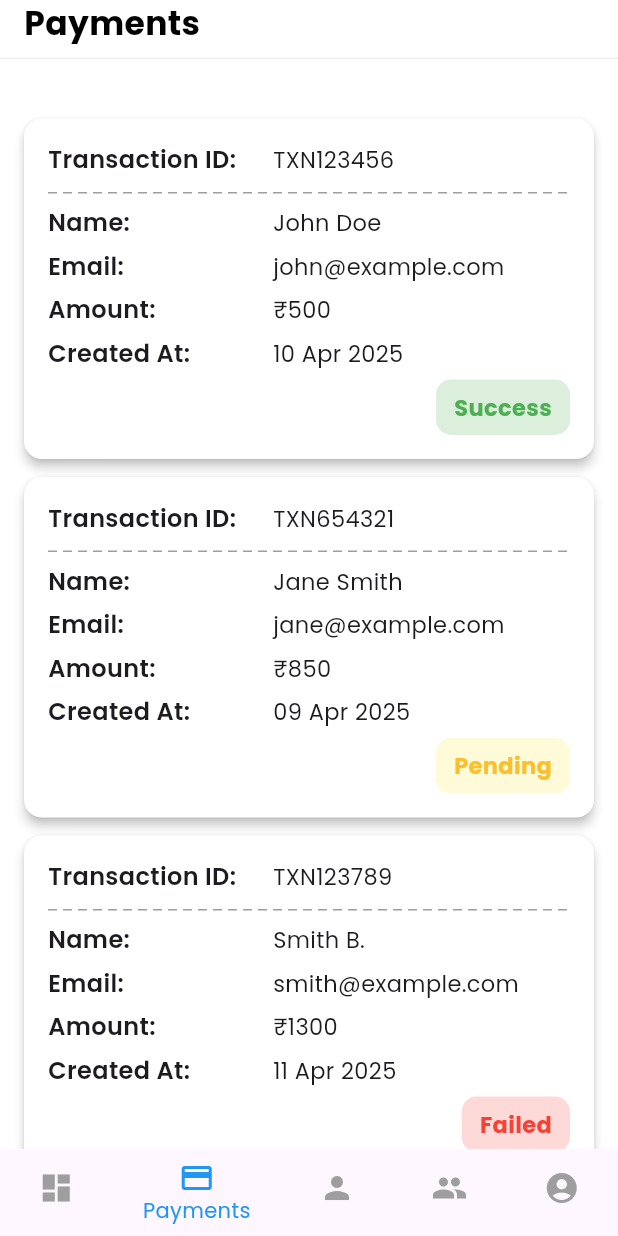
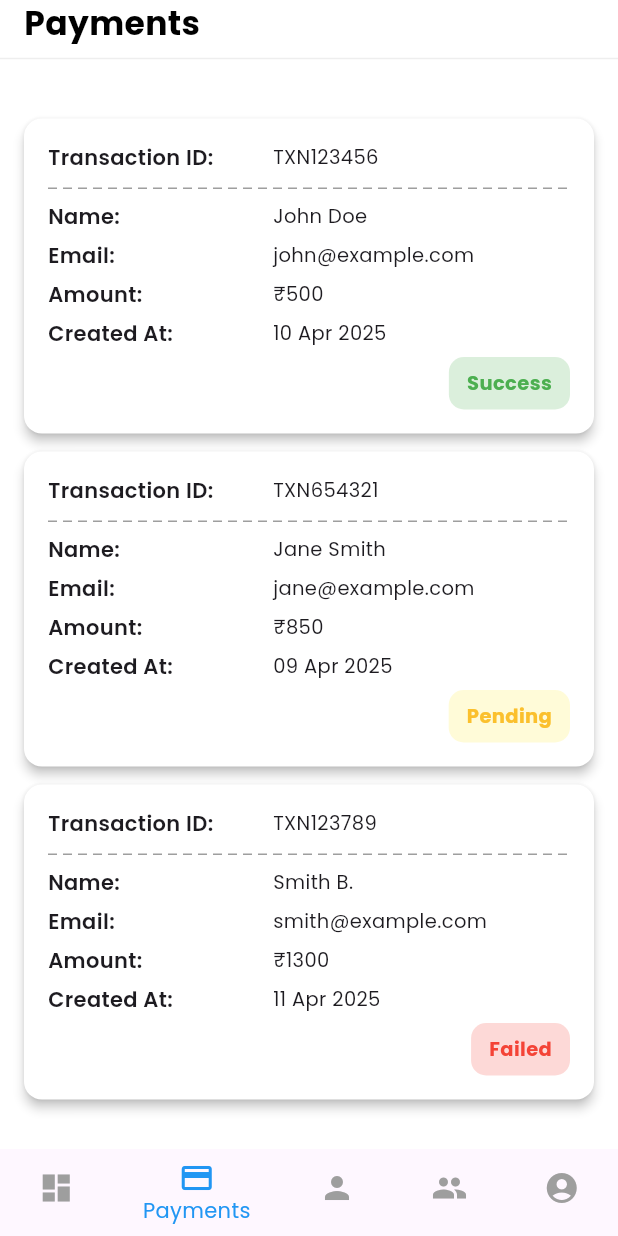
Before and after one commit to kratika0724/kratikaQT, a Flutter app: the screen it shows after launch, swiped to page 2, on a phone screen of 412 x 824 dp. Run offline on Flutter 3.47's test engine with Material 3 defaults, Android fonts, the light colour scheme and no system bars; drawn by our look-alikes of dotted_line; our stand-ins replace google_fonts, logger, shared_preferences.

Commit message:
fonts change

```diff
--- a/lib/screens/payments_screen.dart
+++ b/lib/screens/payments_screen.dart
@@ -103,7 +103,7 @@ class PaymentsScreen extends StatelessWidget {
                                   child: Text(
                                       "${payment['status']}",
                                     style: TextStyle(
-                                      fontSize: 15,fontWeight: FontWeight.bold,color: payment['status'] == "Pending" ? Colors.yellow.shade700 : payment['status'] == "Success" ? Colors.green: Colors.red,
+                                      fontSize: 13,fontWeight: FontWeight.bold,color: payment['status'] == "Pending" ? Colors.yellow.shade700 : payment['status'] == "Success" ? Colors.green: Colors.red,
 
                                     ),
                                   ),
@@ -130,8 +130,8 @@ class PaymentsScreen extends StatelessWidget {
       padding: const EdgeInsets.only(bottom: 6),
       child: Row(
         children: [
-          SizedBox(width: 150, child: Text('$label:', style: const TextStyle(fontSize:16,fontWeight: FontWeight.w600))),
-          Expanded(child: Text(value,style: const TextStyle(fontSize:15))),
+          SizedBox(width: 150, child: Text('$label:', style: const TextStyle(fontSize:14,fontWeight: FontWeight.w600))),
+          Expanded(child: Text(value,style: const TextStyle(fontSize:13))),
         ],
       ),
     );
```
